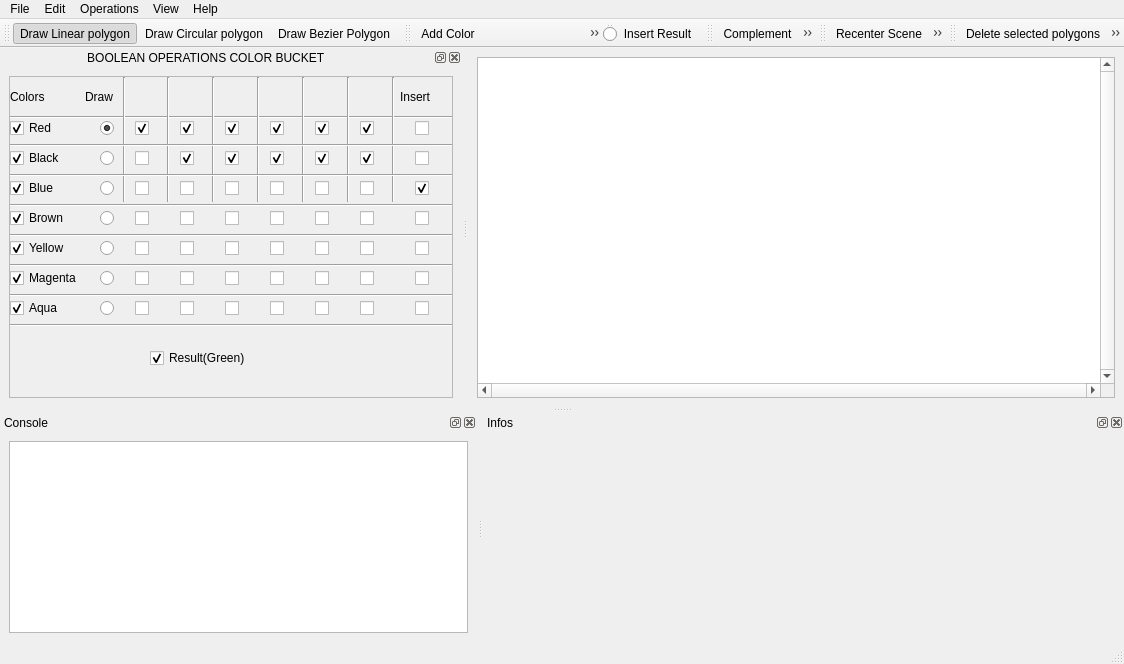
Before: the Qt Designer form Boolean_set_operations_2/demo/Boolean_set_operations_2/UiFiles/Boolean_set_operations_2.ui in CGAL/cgal, drawn with Qt 5.
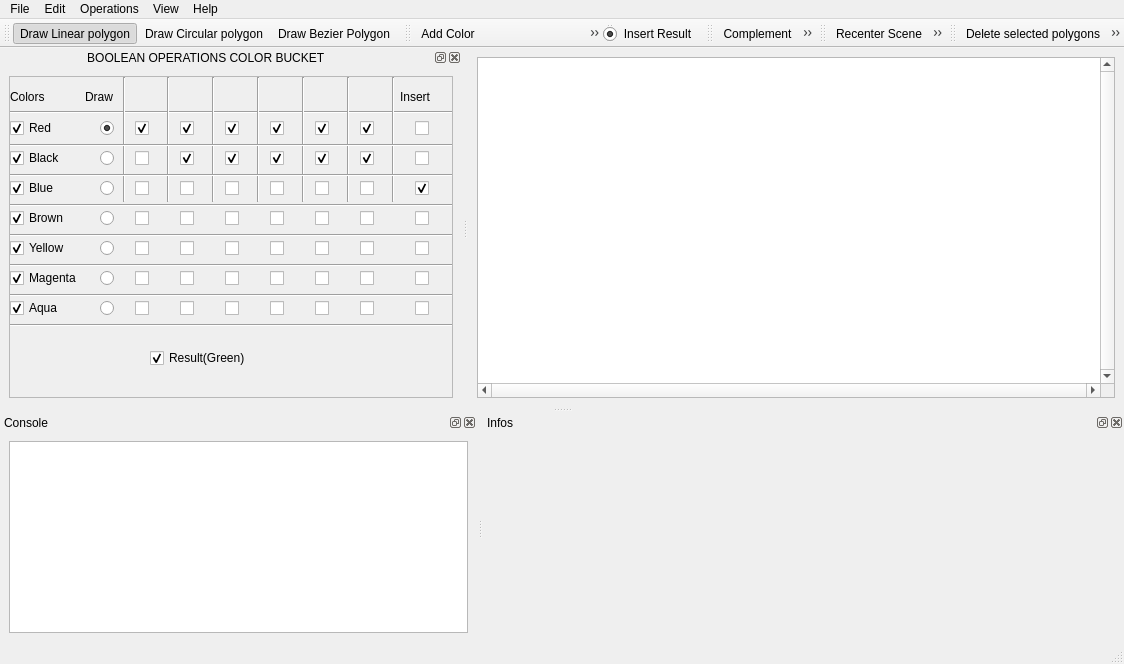
After: the same form once the commit is applied. Icons and pictures are not drawn.

Commit message: Final Direct Result implementation

Patch:
```diff
--- a/Boolean_set_operations_2/demo/Boolean_set_operations_2/UiFiles/Boolean_set_operations_2.ui
+++ b/Boolean_set_operations_2/demo/Boolean_set_operations_2/UiFiles/Boolean_set_operations_2.ui
@@ -152,7 +152,7 @@
   	</attribute>
   	<widget class="QRadioButton" name="PlanAActive">
     <property name="checked" >
-      <bool>true</bool>
+      <bool>false</bool>
     </property>
     <property name="icon" >
      <iconset resource="boolean_operations_2.qrc" >
@@ -165,7 +165,7 @@
    </widget>
    <widget class="QRadioButton" name="PlanBActive">
     <property name="checked" >
-      <bool>false</bool>
+      <bool>true</bool>
     </property>
     <property name="icon" >
      <iconset resource="boolean_operations_2.qrc" >
@@ -2135,7 +2135,7 @@
               <property name="geometry">
                 <rect>
                 <x>0</x>
-                <y>25</y>
+                <y>20</y>
                 <width>640</width>
                 <height>30</height>
                 </rect>
@@ -2503,7 +2503,7 @@
                   <x>120</x>
                   <y>0</y>
                   <width>101</width>
-                  <height>40</height>  
+                  <height>35</height>  
                 </rect>
               </property>
               <property name="sizePolicy" >
@@ -2522,7 +2522,7 @@
                   <x>165</x>
                   <y>0</y>
                   <width>101</width>
-                  <height>40</height>  
+                  <height>35</height>  
                 </rect>
               </property>  
               <property name="sizePolicy" >
@@ -2541,7 +2541,7 @@
                   <x>210</x>
                   <y>0</y>
                   <width>101</width>
-                  <height>40</height>  
+                  <height>35</height>  
                 </rect>
                 </property>
                 <property name="sizePolicy" >
@@ -2560,7 +2560,7 @@
                 <x>255</x>
                 <y>0</y>
                 <width>101</width>
-                <height>40</height>  
+                <height>35</height>  
               </rect>
               </property>
               <property name="sizePolicy" >
@@ -2579,7 +2579,7 @@
                 <x>300</x>
                 <y>0</y>
                 <width>101</width>
-                <height>40</height>  
+                <height>35</height>  
               </rect>
               </property>
               <property name="sizePolicy" >
@@ -2601,7 +2601,7 @@
                 <x>345</x>
                 <y>0</y>
                 <width>101</width>
-                <height>40</height>  
+                <height>35</height>  
               </rect>
              </property>
              <property name="sizePolicy" >
```
Left out of the diff: 6 changed lines with no effect on the pictures. The commit also changes 1 other file.
